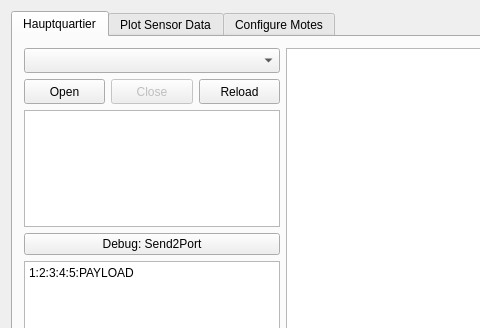
Old version of the form gui/mainwindow.ui in the repository heat1q/plant.io; both pictures show x 0 to 480 and y 0 to 328 of the 1000 by 800 pixel window.
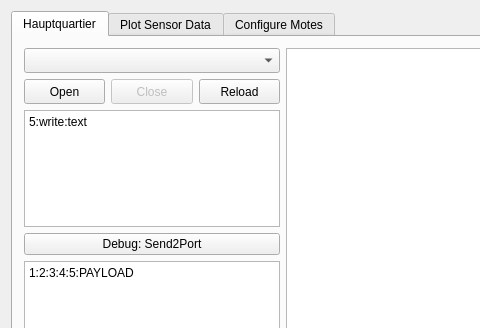
New version of the form. Custom widgets are drawn as their Qt base class.

Commit message: fixed console and added print() function

Diff of the .ui file:
```diff
--- a/gui/mainwindow.ui
+++ b/gui/mainwindow.ui
@@ -200,7 +200,11 @@
           </widget>
          </item>
          <item row="2" column="0" colspan="3">
-          <widget class="QPlainTextEdit" name="plainTextEdit_Debug"/>
+          <widget class="QPlainTextEdit" name="plainTextEdit_Debug">
+           <property name="plainText">
+            <string>5:write:text</string>
+           </property>
+          </widget>
          </item>
          <item row="11" column="0" colspan="3">
           <widget class="QPushButton" name="pushButton_Explore">
```
The commit also changes 2 other files.
